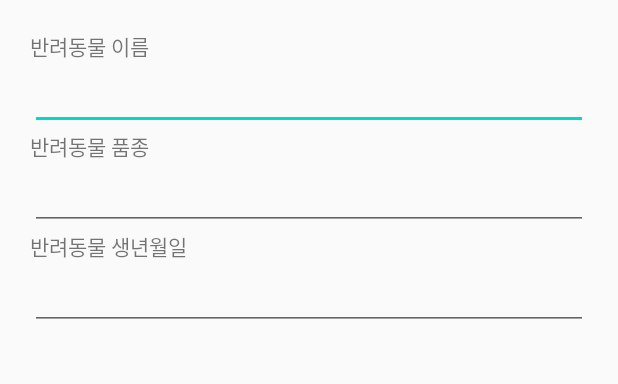
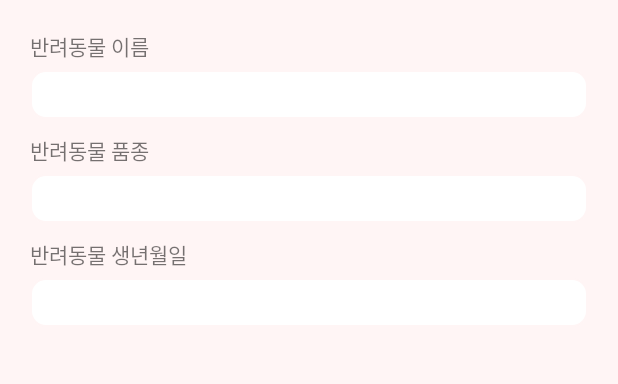
Before and after one commit to alexfu2011/PetApp, an Android app: the RegisterPetActivity screen opened directly, with no data from a screen before it, on a phone screen of 412 x 824 dp, the part 264-648 px from its top. Run offline under Robolectric (Android 15) with nearby library versions, the phone set to English and light mode, and no system bars; our stand-ins replace data binding; 2 statements that could not run were skipped.

Commit message:
2021-11-16 RegisterPetActivity UI 수정

```diff
--- a/app/src/main/java/com/project/protectpetapp/view/RegisterPetActivity.java
+++ b/app/src/main/java/com/project/protectpetapp/view/RegisterPetActivity.java
@@ -1,10 +1,21 @@
 package com.project.protectpetapp.view;
 
+import android.os.Build;
 import android.os.Bundle;
+import android.view.View;
+
+import androidx.annotation.RequiresApi;
+
 import com.project.protectpetapp.R;
 import com.project.protectpetapp.databinding.ActivityRegisterPetBinding;
 
-public class RegisterPetActivity extends BaseActivity<ActivityRegisterPetBinding> {
+import java.text.SimpleDateFormat;
+import java.util.Locale;
+
+public class RegisterPetActivity extends BaseActivity<ActivityRegisterPetBinding> implements View.OnClickListener {
+
+    private final SimpleDateFormat mDateFormatter = new SimpleDateFormat("yyyy-MM-dd", Locale.KOREA);
+    private long mDate;
 
 
     public RegisterPetActivity() {
@@ -15,10 +26,19 @@ public class RegisterPetActivity extends BaseActivity<ActivityRegisterPetBinding
     protected void initView(Bundle savedInstanceState) {
         initToolbar();
         String mode = getIntent().getStringExtra("mode");
-        if (mode.equals("dog")){
+        if (mode.equals("dog")) {
             setToolbar("강아지 등록");
-        }else if(mode.equals("cat")){
+        } else if (mode.equals("cat")) {
             setToolbar("고양이 등록");
+        }
+
+        mBinder.tvPetBirth.setOnClickListener(this);
+    }
+
+    @RequiresApi(api = Build.VERSION_CODES.N)
+    @Override
+    public void onClick(View v) {
+        if (v.getId() == R.id.tv_pet_birth) {
         }
     }
 }
--- a/app/src/main/res/layout/activity_register_pet.xml
+++ b/app/src/main/res/layout/activity_register_pet.xml
@@ -6,12 +6,13 @@
     <androidx.constraintlayout.widget.ConstraintLayout
         android:layout_width="match_parent"
         android:layout_height="match_parent"
+        android:background="#FFF5F5"
         tools:context=".view.RegisterPetActivity">
 
         <include
             android:id="@+id/toolbar"
             layout="@layout/item_toolbar"
-            app:layout_constraintTop_toTopOf="parent"/>
+            app:layout_constraintTop_toTopOf="parent" />
 
         <LinearLayout
             android:layout_width="match_parent"
@@ -31,37 +32,46 @@
                 android:layout_width="match_parent"
                 android:layout_height="wrap_content"
                 android:layout_marginTop="20dp"
+                android:layout_marginBottom="5dp"
                 android:text="반려동물 이름" />
 
             <EditText
                 android:id="@+id/edit_pet_name"
                 android:layout_width="match_parent"
-                android:layout_height="wrap_content" />
+                android:layout_height="wrap_content"
+                android:background="@drawable/text_bg"
+                android:padding="5dp"
+                android:textSize="16dp" />
 
             <TextView
                 android:layout_width="match_parent"
                 android:layout_height="wrap_content"
+                android:layout_marginTop="10dp"
+                android:layout_marginBottom="5dp"
                 android:text="반려동물 품종" />
 
             <EditText
                 android:id="@+id/edit_pet_breed"
                 android:layout_width="match_parent"
-                android:layout_height="wrap_content" />
+                android:layout_height="wrap_content"
+                android:background="@drawable/text_bg"
+                android:padding="5dp"
+                android:textSize="16dp" />
 
             <TextView
                 android:layout_width="match_parent"
                 android:layout_height="wrap_content"
+                android:layout_marginTop="10dp"
+                android:layout_marginBottom="5dp"
                 android:text="반려동물 생년월일" />
 
-            <EditText
-                android:id="@+id/edit_pet_birth"
+            <TextView
+                android:id="@+id/tv_pet_birth"
                 android:layout_width="match_parent"
-                android:layout_height="wrap_content" />
-
+                android:layout_height="wrap_content"
+                android:background="@drawable/text_bg"
+                android:padding="5sp"
+                android:textSize="16dp" />
         </LinearLayout>
-
-
-
     </androidx.constraintlayout.widget.ConstraintLayout>
-
 </layout>
```
